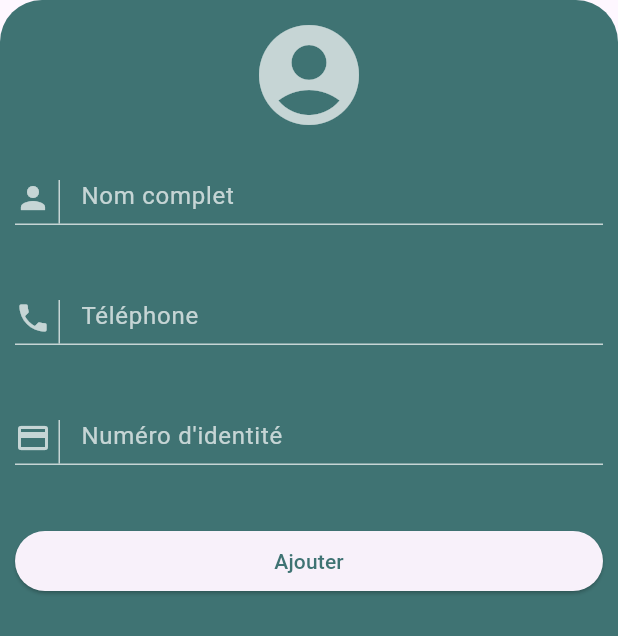
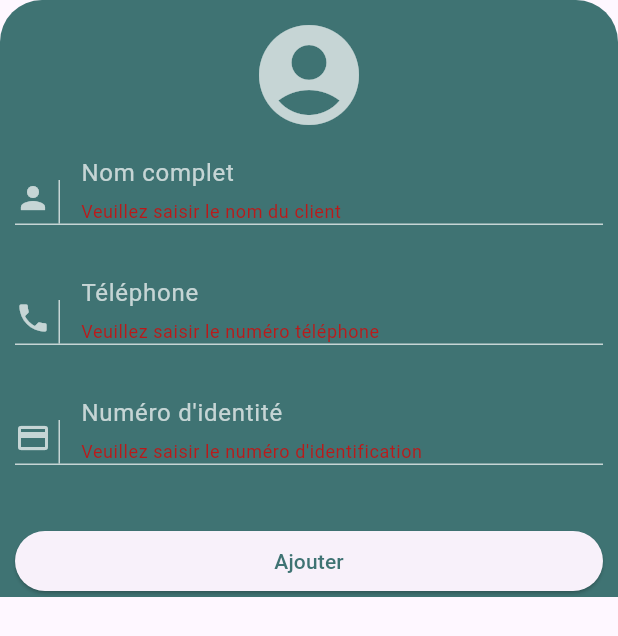
Before and after one commit to marndiaye21/transaction_app_flutter, a Flutter app: the AddCustomer widget shown alone on an empty page, opened directly, after a tap on "Ajouter", on a phone screen of 412 x 824 dp. Shown: the top 636 px of the screen. Run offline on Flutter 3.47's test engine with Material 2 defaults, Android fonts, the phone set to English and light mode, and no system bars; our stand-ins replace cloud_firestore, firebase_core; accounts and stored records are empty; network calls fail.

Commit message:
New Features: Add and list customers using FirebaseFirestore and provider state management

```diff
--- a/lib/customer/add_customer.dart
+++ /dev/null
@@ -1,133 +0,0 @@
-import 'package:flutter/material.dart';
-
-class AddCustomer extends StatelessWidget {
-  const AddCustomer({super.key});
-
-  @override
-  Widget build(BuildContext context) {
-    return Container(
-      padding: const EdgeInsets.all(10),
-      decoration: const BoxDecoration(
-        borderRadius: BorderRadius.only(
-            topRight: Radius.circular(28), topLeft: Radius.circular(28)),
-        color: Color(0XFF3F7373),
-      ),
-      width: double.infinity,
-      height: 900,
-      child: Column(
-        children: [
-          const Icon(
-            IconData(0xe043, fontFamily: 'MaterialIcons'),
-            size: 80,
-            color: Colors.white70,
-          ),
-          const SizedBox(
-            height: 30,
-          ),
-          Container(
-            height: 30,
-            decoration: const BoxDecoration(
-                border: Border(
-                    bottom: BorderSide(width: 1, color: Colors.white70))),
-            child: Row(
-              children: [
-                Container(
-                    padding: EdgeInsets.only(right: 5, bottom: 5),
-                    decoration: const BoxDecoration(
-                        border: Border(
-                            right:
-                                BorderSide(width: 1, color: Colors.white70))),
-                    child: const Icon(
-                        IconData(0xe491, fontFamily: 'MaterialIcons'),
-                        color: Colors.white70)),
-                const Expanded(
-                    child: TextField(
-                  decoration: InputDecoration(
-                      hintText: "Nom complet",
-                      hintStyle: TextStyle(color: Colors.white70),
-                      focusedBorder: InputBorder.none,
-                      contentPadding: EdgeInsets.all(10),
-                      border: OutlineInputBorder(borderSide: BorderSide.none)),
-                ))
-              ],
-            ),
-          ),
-          SizedBox(height: 50),
-          Container(
-            height: 30,
-            decoration: const BoxDecoration(
-                border: Border(
-                    bottom: BorderSide(width: 1, color: Colors.white70))),
-            child: Row(
-              children: [
-                Container(
-                    padding: EdgeInsets.only(right: 5, bottom: 5),
-                    decoration: const BoxDecoration(
-                        border: Border(
-                            right:
-                                BorderSide(width: 1, color: Colors.white70))),
-                    child: const Icon(
-                        IconData(0xe4a2, fontFamily: 'MaterialIcons'),
-                        color: Colors.white70)),
-                const Expanded(
-                    child: TextField(
-                  decoration: InputDecoration(
-                      hintText: "Téléphone",
-                      hintStyle: TextStyle(color: Colors.white70),
-                      focusedBorder: InputBorder.none,
-                      contentPadding: EdgeInsets.all(10),
-                      border: OutlineInputBorder(borderSide: BorderSide.none)),
-                ))
-              ],
-            ),
-          ),
-          const SizedBox(
-            height: 50,
-          ),
-          Container(
-            height: 30,
-            decoration: const BoxDecoration(
-                border: Border(
-                    bottom: BorderSide(width: 1, color: Colors.white70))),
-            child: Row(
-              children: [
-                Container(
-                    padding: EdgeInsets.only(right: 5, bottom: 5),
-                    decoration: const BoxDecoration(
-                        border: Border(
-                            right:
-                                BorderSide(width: 1, color: Colors.white70))),
-                    child: const Icon(
-                        IconData(0xe19f, fontFamily: 'MaterialIcons'),
-                        color: Colors.white70)),
-                const Expanded(
-                    child: TextField(
-                  decoration: InputDecoration(
-                      hintText: "Numéro d'identité",
-                      hintStyle: TextStyle(color: Colors.white70),
-                      focusedBorder: InputBorder.none,
-                      contentPadding: EdgeInsets.all(10),
-                      border: OutlineInputBorder(borderSide: BorderSide.none)),
-                ))
-              ],
-            ),
-          ),
-          const SizedBox(
-            height: 40,
-          ),
-          SizedBox(
-            width: double.infinity,
-            child: ElevatedButton(
-              onPressed: () {},
-              child: const Text(
-                "Ajouter",
-                style: TextStyle(color: Color(0XFF3F7373)),
-              ),
-
-            ),
-          )
-        ],
-      ),
-    );
-  }
-}
--- /dev/null
+++ b/lib/models/customer.dart
@@ -0,0 +1,46 @@
+class Customer {
+  String? _id;
+  String? _fullname;
+  String? _phone;
+  String? _identityNumber;
+
+  Customer(
+      {required String id,
+      required String fullname,
+      required String phone,
+      required String identityNumber});
+
+  Customer.fromJson(dynamic json) {
+    _id = json['id'];
+    _fullname = json['fullname'];
+    _phone = json['phone'];
+    _identityNumber = json['identityNumber'];
+  }
+
+  Customer copyWith({
+    required String id,
+    required String fullname,
+    required String phone,
+    required String identityNumber,
+  }) =>
+      Customer(
+        id: id,
+        fullname: fullname,
+        phone: phone,
+        identityNumber: identityNumber,
+      );
+
+  String? get id => _id;
+  String? get fullname => _fullname;
+  String? get phone => _phone;
+  String? get identityNumber => _identityNumber;
+
+  Map<String, dynamic> toJson() {
+    final map = <String, dynamic>{};
+    map['id'] = _id;
+    map['fullname'] = _fullname;
+    map['phone'] = _phone;
+    map['identityNumber'] = _identityNumber;
+    return map;
+  }
+}
--- a/lib/account/add_account.dart
+++ b/lib/ui/account/add_account.dart
@@ -12,15 +12,15 @@ class AddAccount extends StatelessWidget {
   @override
   Widget build(BuildContext context) {
     return Container(
-      padding: const EdgeInsets.all(10),
+      padding: EdgeInsets.only(top: 10, left: 10, right: 10, bottom: MediaQuery.of(context).viewInsets.bottom),
       decoration: const BoxDecoration(
         borderRadius: BorderRadius.only(
             topRight: Radius.circular(28), topLeft: Radius.circular(28)),
         color: Color(0XFF3F7373),
       ),
       width: double.infinity,
-      height: 900,
       child: Column(
+        mainAxisSize: MainAxisSize.min,
         children: [
           const Icon(
             IconData(0xe040, fontFamily: 'MaterialIcons'),
--- /dev/null
+++ b/lib/ui/customer/add_customer.dart
@@ -0,0 +1,197 @@
+import 'package:flutter/material.dart';
+import 'package:provider/provider.dart';
+import 'package:transfert/providers/custumer_provider.dart';
+import 'package:transfert/ui/customer/list_customer.dart';
+
+class AddCustomer extends StatefulWidget {
+  const AddCustomer({super.key});
+
+  @override
+  State<AddCustomer> createState() => _AddCustomerState();
+}
+
+class _AddCustomerState extends State<AddCustomer> {
+  final _formKey = GlobalKey<FormState>();
+  TextEditingController fullnameController = TextEditingController();
+  TextEditingController phoneController = TextEditingController();
+  TextEditingController identityNumberController = TextEditingController();
+
+  void addClient(BuildContext context) async {
+
+  }
+
+  @override
+  Widget build(BuildContext context) {
+    return Form(
+        key: _formKey,
+        child: Container(
+          padding: EdgeInsets.only(
+              left: 10,
+              top: 10,
+              right: 10,
+              bottom: MediaQuery.of(context).viewInsets.bottom),
+          decoration: const BoxDecoration(
+            borderRadius: BorderRadius.only(
+                topRight: Radius.circular(28), topLeft: Radius.circular(28)),
+            color: Color(0XFF3F7373),
+          ),
+          width: double.infinity,
+          child: Column(
+            mainAxisSize: MainAxisSize.min,
+            children: [
+              const Icon(
+                IconData(0xe043, fontFamily: 'MaterialIcons'),
+                size: 80,
+                color: Colors.white70,
+              ),
+              const SizedBox(
+                height: 30,
+              ),
+              Container(
+                height: 30,
+                decoration: const BoxDecoration(
+                    border: Border(
+                        bottom: BorderSide(width: 1, color: Colors.white70))),
+                child: Row(
+                  children: [
+                    Container(
+                        padding: const EdgeInsets.only(right: 5, bottom: 5),
+                        decoration: const BoxDecoration(
+                            border: Border(
+                                right: BorderSide(
+                                    width: 1, color: Colors.white70))),
+                        child: const Icon(
+                            IconData(0xe491, fontFamily: 'MaterialIcons'),
+                            color: Colors.white70)),
+                    Expanded(
+                      child: TextFormField(
+                      validator: (value) {
+                        if (value == null || value.isEmpty) {
+                          return "Veuillez saisir le nom du client";
+                        }
+                        return null;
+                      },
+                        controller: fullnameController,
+                       style: const TextStyle(color: Colors.white70),
+                      decoration: const InputDecoration(
+                          hintText: "Nom complet",
+                          hintStyle: TextStyle(color: Colors.white70),
+                          focusedBorder: InputBorder.none,
+                          contentPadding: EdgeInsets.all(10),
+                          border:
+                              OutlineInputBorder(borderSide: BorderSide.none)),
+                    ))
+                  ],
+                ),
+              ),
+              const SizedBox(height: 50),
+              Container(
+                height: 30,
+                decoration: const BoxDecoration(
+                    border: Border(
+                        bottom: BorderSide(width: 1, color: Colors.white70))),
+                child: Row(
+                  children: [
+                    Container(
+                        padding: const EdgeInsets.only(right: 5, bottom: 5),
+                        decoration: const BoxDecoration(
+                            border: Border(
+                                right: BorderSide(
+                                    width: 1, color: Colors.white70))),
+                        child: const Icon(
+                            IconData(0xe4a2, fontFamily: 'MaterialIcons'),
+                            color: Colors.white70)),
+                    Expanded(
+                        child: TextFormField(
+                      validator: (value) {
+                        if (value == null || value.isEmpty) {
+                          return "Veuillez saisir le numéro téléphone";
+                        }
+                        return null;
+                      },
+                       controller: phoneController,
+                       style: const TextStyle(color: Colors.white70),
+                      decoration: const InputDecoration(
+                          hintText: "Téléphone",
+                          hintStyle: TextStyle(color: Colors.white70),
+                          focusedBorder: InputBorder.none,
+                          contentPadding: EdgeInsets.all(10),
+                          border:
+                              OutlineInputBorder(borderSide: BorderSide.none)),
+                    ))
+                  ],
+                ),
+              ),
+              const SizedBox(
+                height: 50,
+              ),
+              Container(
+                height: 30,
+                decoration: const BoxDecoration(
+                    border: Border(
+                        bottom: BorderSide(width: 1, color: Colors.white70))),
+                child: Row(
+                  children: [
+                    Container(
+                        padding: const EdgeInsets.only(right: 5, bottom: 5),
+                        decoration: const BoxDecoration(
+                            border: Border(
+                                right: BorderSide(
+                                    width: 1, color: Colors.white70))),
+                        child: const Icon(
+                            IconData(0xe19f, fontFamily: 'MaterialIcons'),
+                            color: Colors.white70)),
+                    Expanded(
+                        child: TextFormField(
+                      validator: (value) {
+                        if (value == null || value.isEmpty) {
+                          return "Veuillez saisir le numéro d'identification";
+                        }
+                        return null;
+                      },
+                      controller: identityNumberController,
+                      style: const TextStyle(color: Colors.white70),
+                      decoration: const InputDecoration(
+                          hintText: "Numéro d'identité",
+                          hintStyle: TextStyle(color: Colors.white70),
+                          focusedBorder: InputBorder.none,
+                          contentPadding: EdgeInsets.all(10),
+                          border:
+                              OutlineInputBorder(borderSide: BorderSide.none)),
+                    ))
+                  ],
+                ),
+              ),
+              const SizedBox(
+                height: 40,
+              ),
+              SizedBox(
+                width: double.infinity,
+                child: ElevatedButton(
+                  onPressed: () {
+                    if (_formKey.currentState!.validate()) {
+                      CustomerProvider customerProvider = context.read<CustomerProvider>();
+                      customerProvider.addCustomer(fullnameController.text, phoneController.text, identityNumberController.text);
+                      Navigator.of(context).pop();
+                      ScaffoldMessenger.of(context).showSnackBar(
+                        SnackBar(
+                          content: const Text('Ajout de client en cours...', style: TextStyle(color: Colors.white70)),
+                          backgroundColor: Colors.cyan[800],
+                          padding: const EdgeInsets.all(10),
+                          elevation: 10,
+                        ),
+                      );
+                      Navigator.push(context, MaterialPageRoute(builder: (context) => ListCustomer()));
+                    }
+                  },
+                  child: const Text(
+                    "Ajouter",
+                    style: TextStyle(color: Color(0XFF3F7373)),
+                  ),
+                ),
+              )
+            ],
+          ),
+        ));
+  }
+}
--- a/lib/home/recents_transactions.dart
+++ b/lib/ui/home/recents_transactions.dart
@@ -1,6 +1,5 @@
 import 'package:flutter/material.dart';
-import 'package:transfert/account/list_account.dart';
-import 'package:transfert/recent_transaction/recent_transaction.dart';
+import 'package:transfert/ui/recent_transaction/recent_transaction.dart';
 
 class RecentTransactionSection extends StatelessWidget {
   RecentTransactionSection({super.key});
--- a/lib/home/service_section.dart
+++ b/lib/ui/home/service_section.dart
@@ -1,6 +1,6 @@
 import 'package:flutter/material.dart';
-import 'package:transfert/account/add_account.dart';
-import 'package:transfert/customer/add_customer.dart';
+import 'package:transfert/ui/account/add_account.dart';
+import 'package:transfert/ui/customer/add_customer.dart';
 
 class ServiceSection extends StatelessWidget {
   const ServiceSection({super.key});
@@ -42,6 +42,7 @@ class ServiceSection extends StatelessWidget {
                     child: InkWell(
                       onTap: () {
                         showModalBottomSheet(
+                            isScrollControlled: true,
                             context: context,
                             builder: (BuildContext context) {
                               return AddAccount();
@@ -81,6 +82,7 @@ class ServiceSection extends StatelessWidget {
                       child: InkWell(
                         onTap: () {
                           showModalBottomSheet(
+                            isScrollControlled: true,
                               context: context,
                               builder: (BuildContext context) {
                                 return const  AddCustomer();
--- a/lib/widgets/drawer.dart
+++ b/lib/ui/widgets/drawer.dart
@@ -1,13 +1,13 @@
 import 'package:flutter/material.dart';
-import 'package:transfert/account/list_account.dart';
-import 'package:transfert/customer/list_customer.dart';
-import 'package:transfert/transaction/transaction.dart';
+import 'package:transfert/ui/account/list_account.dart';
+import 'package:transfert/ui/customer/list_customer.dart';
+import 'package:transfert/ui/transaction/transaction.dart';
 
 class DrawerWidget extends StatelessWidget {
    DrawerWidget({super.key});
 
   List<Map<String ,dynamic>> menus=[
-    {'icon':const IconData(0xe043, fontFamily: 'MaterialIcons'),'nom':'Client','page':const ListCustomer() },
+    {'icon':const IconData(0xe043, fontFamily: 'MaterialIcons'),'nom':'Client','page': ListCustomer() },
     {'icon':const IconData(0xe040, fontFamily: 'MaterialIcons'),'nom':'Compte','page':const ListAccount()},
     {'icon':const IconData(0xf05d6, fontFamily: 'MaterialIcons'),'nom':'Transaction','page':const Transaction()},
     {'icon':Icons.settings,'nom':'Paramètres'},
--- a/pubspec.yaml
+++ b/pubspec.yaml
@@ -35,6 +35,9 @@ dependencies:
   # The following adds the Cupertino Icons font to your application.
   # Use with the CupertinoIcons class for iOS style icons.
   cupertino_icons: ^1.0.2
+  firebase_core: ^2.16.0
+  cloud_firestore: ^4.9.2
+  provider: ^6.0.5
 
 dev_dependencies:
   flutter_test:
```
Also changed, not shown: lib/customer/list_customer.dart (deleted, +0 -18 lines), lib/main.dart (+20 -9 lines), lib/providers/custumer_provider.dart (added, +19 -0 lines), lib/repositories/customer_repository.dart (added, +39 -0 lines), lib/ui/customer/list_customer.dart (added, +77 -0 lines), lib/ui/home/home.dart (renamed from lib/home/home.dart, +5 -5 lines), lib/ui/home/transaction_section.dart (renamed from lib/home/transaction_section.dart, +7 -7 lines), lib/firebase_options.dart (added), lib/ui/account/list_account.dart (renamed from lib/account/list_account.dart), lib/ui/home/search_section.dart (renamed from lib/home/search_section.dart), lib/ui/recent_transaction/recent_transaction.dart (renamed from lib/recent_transaction/recent_transaction.dart), lib/ui/transaction/deposit.dart (renamed from lib/transaction/deposit.dart), lib/ui/transaction/transaction.dart (renamed from lib/transaction/transaction.dart), pubspec.lock, 9 other files.
